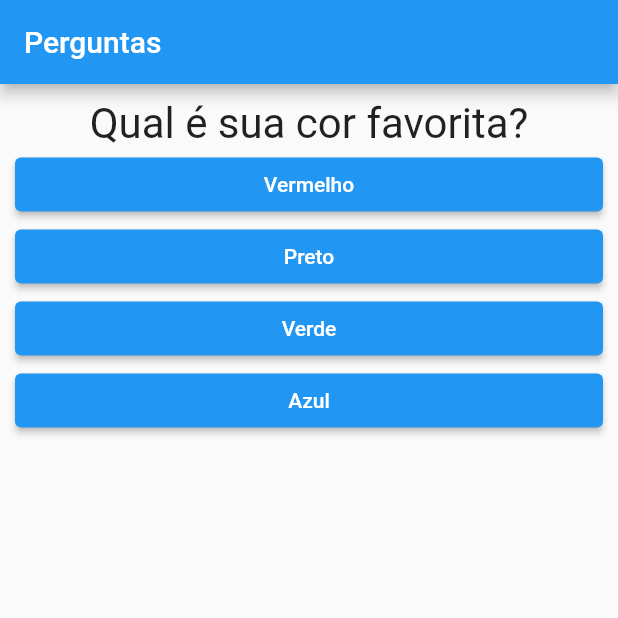
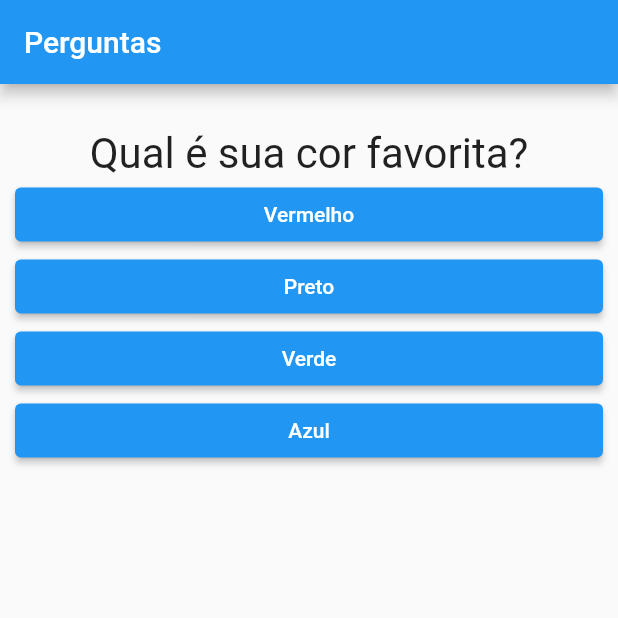
Before and after one commit to csnoboa/quiz-flutter, a Flutter app: the screen it shows after launch, on a phone screen of 412 x 824 dp, the top half of it. Run offline on Flutter 3.47's test engine with Material 2 defaults, Android fonts, the phone set to English and light mode, and no system bars.

```diff
--- a/lib/form.dart
+++ b/lib/form.dart
@@ -21,6 +21,7 @@ class FormWidget extends StatelessWidget {
     List<Map<String, Object>>? answers = hasQuestionSelected
         ? questions[questionSelected]['answers'] as List<Map<String, Object>>
         : [];
+
     return Column(
       crossAxisAlignment: CrossAxisAlignment.center,
       children: [
--- a/lib/main.dart
+++ b/lib/main.dart
@@ -20,27 +20,27 @@ class _PerguntaAppState extends State<PerguntaApp> {
       'text': 'Qual é sua cor favorita?',
       'answers': [
         {'text': 'Vermelho', 'point': 10},
-        {'text': 'Preto', 'point': 1},
+        {'text': 'Preto', 'point': 5},
         {'text': 'Verde', 'point': 3},
-        {'text': 'Azul', 'point': 5},
+        {'text': 'Azul', 'point': 1},
       ]
     },
     {
       'text': 'Qual é o seu animal favorito?',
       'answers': [
-        {'text': 'Gato', 'point': 1},
-        {'text': 'Cachorro', 'point': 10},
-        {'text': 'Tartaruga', 'point': 5},
-        {'text': 'Largatixa', 'point': 3},
+        {'text': 'Gato', 'point': 10},
+        {'text': 'Cachorro', 'point': 5},
+        {'text': 'Tartaruga', 'point': 3},
+        {'text': 'Largatixa', 'point': 1},
       ]
     },
     {
       'text': 'Qual é o sua comida favorita?',
       'answers': [
-        {'text': 'Pizza', 'point': 1},
+        {'text': 'Pizza', 'point': 10},
         {'text': 'Lasanha', 'point': 5},
         {'text': 'Cachorro-quente', 'point': 3},
-        {'text': 'Hamburguer', 'point': 10},
+        {'text': 'Hamburguer', 'point': 1},
       ]
     },
     {
@@ -63,6 +63,13 @@ class _PerguntaAppState extends State<PerguntaApp> {
     debugPrint('Pontuação Total: $_punctuationTotal');
   }
 
+  void onRestart() {
+    setState(() {
+      _punctuationTotal = 0;
+      _questionSelected = 0;
+    });
+  }
+
   bool get hasQuestionSelected {
     return _questionSelected < questions.length;
   }
@@ -75,13 +82,13 @@ class _PerguntaAppState extends State<PerguntaApp> {
           title: Text('Perguntas'),
         ),
         body: Padding(
-          padding: const EdgeInsets.all(10.0),
+          padding: const EdgeInsets.only(top: 30, left: 10, right: 10),
           child: hasQuestionSelected
               ? FormWidget(
                   questionSelected: _questionSelected,
                   onAnswer: onAnswer,
                   questions: questions)
-              : Result(_punctuationTotal),
+              : Result(_punctuationTotal, onRestart),
         ),
       ),
     );
```
Also changed, not shown: lib/result.dart (+10 -2 lines).
